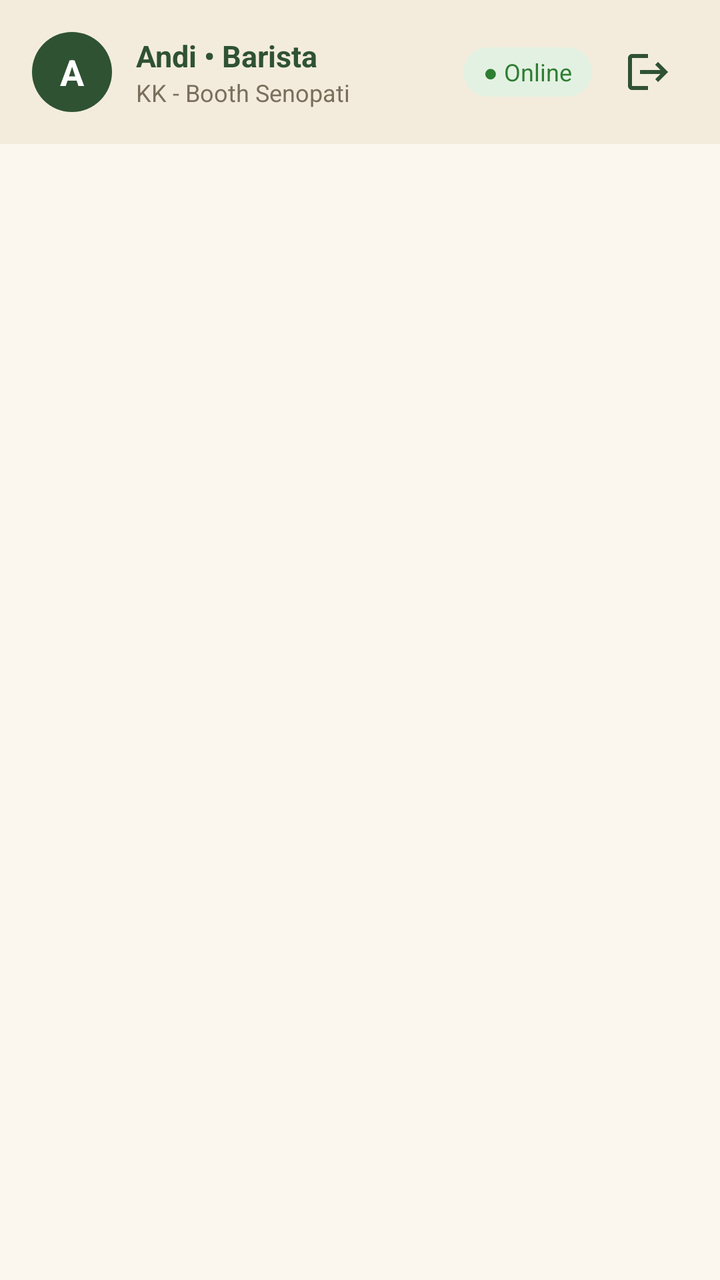
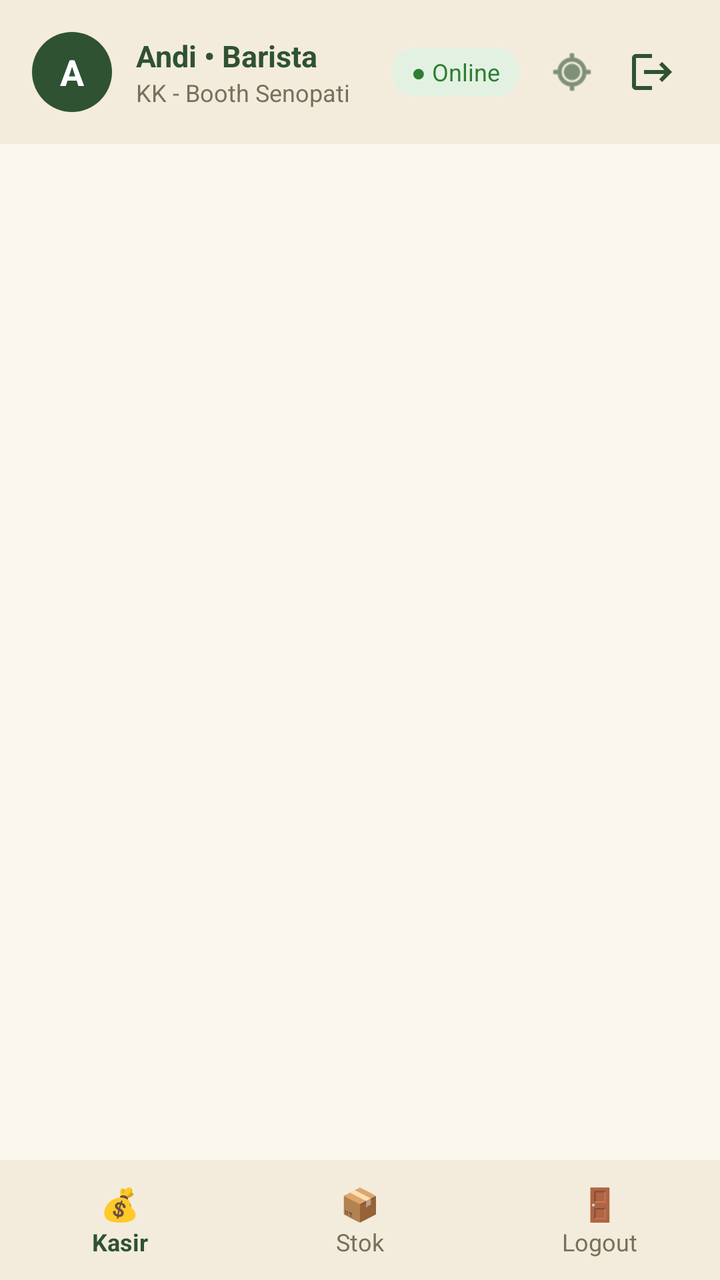

Two renders of the same Android screen: before a commit and after it. Below are the layout's source before the change and the commit's diff.
<!-- AndroidManifest.xml: activity theme Theme.Machaindo -->
<!-- res/layout/activity_main.xml -->
<?xml version="1.0" encoding="utf-8"?>
<LinearLayout xmlns:android="http://schemas.android.com/apk/res/android"
    xmlns:app="http://schemas.android.com/apk/res-auto"
    android:layout_width="match_parent"
    android:layout_height="match_parent"
    android:background="@color/cream_bg"
    android:fitsSystemWindows="true"
    android:orientation="vertical">

    
    <LinearLayout
        android:layout_width="match_parent"
        android:layout_height="wrap_content"
        android:background="@color/cream_header"
        android:gravity="center_vertical"
        android:orientation="horizontal"
        android:padding="16dp">

        <TextView
            android:id="@+id/tvAvatar"
            android:layout_width="40dp"
            android:layout_height="40dp"
            android:background="@drawable/bg_avatar"
            android:gravity="center"
            android:text="A"
            android:textColor="@android:color/white"
            android:textSize="18sp"
            android:textStyle="bold" />

        <LinearLayout
            android:layout_width="0dp"
            android:layout_height="wrap_content"
            android:layout_marginStart="12dp"
            android:layout_weight="1"
            android:orientation="vertical">

            <TextView
                android:id="@+id/tvBaristaName"
                android:layout_width="wrap_content"
                android:layout_height="wrap_content"
                android:text="Andi • Barista"
                android:textColor="@color/green_dark"
                android:textSize="15sp"
                android:textStyle="bold" />

            <TextView
                android:id="@+id/tvBooth"
                android:layout_width="wrap_content"
                android:layout_height="wrap_content"
                android:text="KK - Booth Senopati"
                android:textColor="@color/text_secondary"
                android:textSize="12sp" />
        </LinearLayout>

        <TextView
            android:id="@+id/tvOnline"
            android:layout_width="wrap_content"
            android:layout_height="wrap_content"
            android:background="@drawable/bg_online_badge"
            android:paddingHorizontal="10dp"
            android:paddingVertical="4dp"
            android:text="● Online"
            android:textColor="@color/online_text"
            android:textSize="12sp" />

        
        <ImageView
            android:id="@+id/btnLogout"
            android:layout_width="40dp"
            android:layout_height="40dp"
            android:layout_marginStart="8dp"
            android:background="?attr/selectableItemBackgroundBorderless"
            android:contentDescription="Keluar"
            android:padding="8dp"
            android:src="@drawable/ic_logout" />
    </LinearLayout>

    
    <HorizontalScrollView
        android:layout_width="match_parent"
        android:layout_height="wrap_content"
        android:clipToPadding="false"
        android:paddingHorizontal="16dp"
        android:paddingVertical="12dp"
        android:scrollbars="none">

        <com.google.android.material.chip.ChipGroup
            android:id="@+id/chipGroup"
            android:layout_width="wrap_content"
            android:layout_height="wrap_content"
            app:chipSpacingHorizontal="8dp"
            app:selectionRequired="true"
            app:singleLine="true"
            app:singleSelection="true" />
    </HorizontalScrollView>

    
    <FrameLayout
        android:layout_width="match_parent"
        android:layout_height="0dp"
        android:layout_weight="1">

        <androidx.recyclerview.widget.RecyclerView
            android:id="@+id/rvMenu"
            android:layout_width="match_parent"
            android:layout_height="match_parent"
            android:clipToPadding="false"
            android:padding="10dp" />

        <ProgressBar
            android:id="@+id/progress"
            android:layout_width="wrap_content"
            android:layout_height="wrap_content"
            android:layout_gravity="center"
            android:indeterminateTint="@color/green_dark"
            android:visibility="gone" />

        <TextView
            android:id="@+id/tvEmpty"
            android:layout_width="wrap_content"
            android:layout_height="wrap_content"
            android:layout_gravity="center"
            android:text="Belum ada menu."
            android:textColor="@color/text_secondary"
            android:visibility="gone" />

        <LinearLayout
            android:id="@+id/layoutError"
            android:layout_width="match_parent"
            android:layout_height="wrap_content"
            android:layout_gravity="center"
            android:gravity="center"
            android:orientation="vertical"
            android:padding="24dp"
            android:visibility="gone">

            <TextView
                android:id="@+id/tvError"
                android:layout_width="wrap_content"
                android:layout_height="wrap_content"
                android:gravity="center"
                android:textColor="#B3261E" />

            <com.google.android.material.button.MaterialButton
                android:id="@+id/btnRetry"
                android:layout_width="wrap_content"
                android:layout_height="wrap_content"
                android:layout_marginTop="12dp"
                android:backgroundTint="@color/green_dark"
                android:text="Coba Lagi" />
        </LinearLayout>
    </FrameLayout>
</LinearLayout>
<!-- resources referenced by this layout -->
<resources>
  <color name="cream_bg">#FBF7EE</color>
  <color name="cream_header">#F3ECDD</color>
  <color name="green_dark">#2F5233</color>
  <color name="online_text">#2E7D32</color>
  <color name="text_secondary">#7A6F5C</color>
  <!-- drawable bg_avatar (drawable) -->
  <shape xmlns:android="http://schemas.android.com/apk/res/android" android:shape="oval">
      <solid android:color="@color/green_dark"/>
  </shape>
  <!-- drawable bg_online_badge (drawable) -->
  <shape xmlns:android="http://schemas.android.com/apk/res/android" android:shape="rectangle">
      <solid android:color="@color/online_bg"/>
      <corners android:radius="20dp"/>
  </shape>
  <!-- drawable ic_logout (drawable) -->
  <?xml version="1.0" encoding="utf-8"?>
  <vector xmlns:android="http://schemas.android.com/apk/res/android"
      android:width="24dp"
      android:height="24dp"
      android:viewportWidth="24"
      android:viewportHeight="24">
      <path
          android:fillColor="@color/green_dark"
          android:pathData="M17,7l-1.41,1.41L18.17,11H8v2h10.17l-2.58,2.58L17,17l5,-5zM4,5h8V3H4c-1.1,0 -2,0.9 -2,2v14c0,1.1 0.9,2 2,2h8v-2H4V5z" />
  </vector>
  <style name="Theme.Machaindo" parent="Theme.Material3.Light.NoActionBar">
          <item name="colorPrimary">@color/green_dark</item>
          <item name="android:statusBarColor">@color/cream_header</item>
          <item name="android:windowLightStatusBar">true</item>
      </style>
  <color name="online_bg">#E3F1E2</color>
</resources>

<!-- the commit's change to res/layout/activity_main.xml (unified diff, before → after) -->
@@ -63,15 +63,25 @@
             android:textColor="@color/online_text"
             android:textSize="12sp" />
 
-        
+        <ImageView
+            android:id="@+id/btnAbsensiShortcut"
+            android:layout_width="36dp"
+            android:layout_height="36dp"
+            android:layout_marginStart="8dp"
+            android:background="?attr/selectableItemBackgroundBorderless"
+            android:contentDescription="Absensi GPS"
+            android:padding="6dp"
+            android:src="@android:drawable/ic_menu_mylocation"
+            app:tint="@color/green_dark" />
+
         <ImageView
             android:id="@+id/btnLogout"
-            android:layout_width="40dp"
-            android:layout_height="40dp"
-            android:layout_marginStart="8dp"
+            android:layout_width="36dp"
+            android:layout_height="36dp"
+            android:layout_marginStart="4dp"
             android:background="?attr/selectableItemBackgroundBorderless"
             android:contentDescription="Keluar"
-            android:padding="8dp"
+            android:padding="6dp"
             android:src="@drawable/ic_logout" />
     </LinearLayout>
 
@@ -124,30 +134,304 @@
             android:textColor="@color/text_secondary"
             android:visibility="gone" />
 
+        
         <LinearLayout
-            android:id="@+id/layoutError"
+            android:id="@+id/layoutCart"
             android:layout_width="match_parent"
             android:layout_height="wrap_content"
-            android:layout_gravity="center"
-            android:gravity="center"
+            android:layout_gravity="bottom"
+            android:background="@color/green_dark"
+            android:elevation="8dp"
             android:orientation="vertical"
-            android:padding="24dp"
+            android:padding="20dp"
             android:visibility="gone">
 
-            <TextView
-                android:id="@+id/tvError"
-                android:layout_width="wrap_content"
-                android:layout_height="wrap_content"
-                android:gravity="center"
-                android:textColor="#B3261E" />
-
-            <com.google.android.material.button.MaterialButton
-                android:id="@+id/btnRetry"
-                android:layout_width="wrap_content"
+            <LinearLayout
+                android:layout_width="match_parent"
+                android:layout_height="wrap_content"
+                android:gravity="center_vertical"
+                android:orientation="horizontal">
+
+                <TextView
+                    android:layout_width="0dp"
+                    android:layout_height="wrap_content"
+                    android:layout_weight="1"
+                    android:text="🛒 Keranjang Belanja"
+                    android:textColor="@color/white"
+                    android:textSize="16sp"
+                    android:textStyle="bold" />
+
+                <TextView
+                    android:id="@+id/tvCartCount"
+                    android:layout_width="wrap_content"
+                    android:layout_height="wrap_content"
+                    android:background="#EF4444"
+                    android:paddingHorizontal="10dp"
+                    android:paddingVertical="3dp"
+                    android:text="2 Item"
+                    android:textColor="@color/white"
+                    android:textSize="11sp"
+                    android:textStyle="bold" />
+            </LinearLayout>
+
+            <LinearLayout
+                android:layout_width="match_parent"
                 android:layout_height="wrap_content"
                 android:layout_marginTop="12dp"
-                android:backgroundTint="@color/green_dark"
-                android:text="Coba Lagi" />
+                android:gravity="center_vertical"
+                android:orientation="horizontal">
+
+                <LinearLayout
+                    android:layout_width="0dp"
+                    android:layout_height="wrap_content"
+                    android:layout_weight="1"
+                    android:orientation="vertical">
+
+                    <TextView
+                        android:id="@+id/tvCartItemName"
+                        android:layout_width="wrap_content"
+                        android:layout_height="wrap_content"
+                        android:text="Kopi Aren Premium"
+                        android:textColor="@color/white"
+                        android:textSize="15sp"
+                        android:textStyle="bold" />
+
+                    <TextView
+                        android:layout_width="wrap_content"
+                        android:layout_height="wrap_content"
+                        android:text="Variant: Large • Ice"
+                        android:textColor="#D1D5DB"
+                        android:textSize="12sp" />
+                </LinearLayout>
+
+                <LinearLayout
+                    android:layout_width="wrap_content"
+                    android:layout_height="wrap_content"
+                    android:gravity="center_vertical"
+                    android:orientation="horizontal">
+
+                    <Button
+                        android:id="@+id/btnMin"
+                        style="?attr/materialButtonOutlinedStyle"
+                        android:layout_width="32dp"
+                        android:layout_height="32dp"
+                        android:insetLeft="0dp"
+                        android:insetTop="0dp"
+                        android:insetRight="0dp"
+                        android:insetBottom="0dp"
+                        android:padding="0dp"
+                        android:text="-"
+                        android:textColor="@color/white" />
+
+                    <TextView
+                        android:id="@+id/tvQty"
+                        android:layout_width="36dp"
+                        android:layout_height="wrap_content"
+                        android:gravity="center"
+                        android:text="2"
+                        android:textColor="@color/white"
+                        android:textSize="16sp"
+                        android:textStyle="bold" />
+
+                    <Button
+                        android:id="@+id/btnPlus"
+                        style="?attr/materialButtonOutlinedStyle"
+                        android:layout_width="32dp"
+                        android:layout_height="32dp"
+                        android:insetLeft="0dp"
+                        android:insetTop="0dp"
+                        android:insetRight="0dp"
+                        android:insetBottom="0dp"
+                        android:padding="0dp"
+                        android:text="+"
+                        android:textColor="@color/white" />
+                </LinearLayout>
+
+                <TextView
+                    android:id="@+id/tvCartItemPrice"
+                    android:layout_width="wrap_content"
+                    android:layout_height="wrap_content"
+                    android:layout_marginStart="16dp"
+                    android:text="44.000"
+                    android:textColor="@color/white"
+                    android:textSize="15sp"
+                    android:textStyle="bold" />
+            </LinearLayout>
+
+            <View
+                android:layout_width="match_parent"
+                android:layout_height="1dp"
+                android:layout_marginVertical="12dp"
+                android:background="#4B5563"
+                android:backgroundTint="#4B5563" />
+
+            <LinearLayout
+                android:layout_width="match_parent"
+                android:layout_height="wrap_content"
+                android:orientation="vertical">
+
+                <LinearLayout
+                    android:layout_width="match_parent"
+                    android:layout_height="wrap_content"
+                    android:orientation="horizontal">
+
+                    <TextView
+                        android:layout_width="0dp"
+                        android:layout_height="wrap_content"
+                        android:layout_weight="1"
+                        android:text="Subtotal"
+                        android:textColor="#D1D5DB"
+                        android:textSize="13sp" />
+
+                    <TextView
+                        android:id="@+id/tvSubtotal"
+                        android:layout_width="wrap_content"
+                        android:layout_height="wrap_content"
+                        android:text="IDR 44.000"
+                        android:textColor="@color/white"
+                        android:textSize="13sp" />
+                </LinearLayout>
+
+                <LinearLayout
+                    android:layout_width="match_parent"
+                    android:layout_height="wrap_content"
+                    android:layout_marginTop="4dp"
+                    android:orientation="horizontal">
+
+                    <TextView
+                        android:layout_width="0dp"
+                        android:layout_height="wrap_content"
+                        android:layout_weight="1"
+                        android:text="Diskon (Promo Akhir Pekan)"
+                        android:textColor="#D1D5DB"
+                        android:textSize="13sp" />
+
+                    <TextView
+                        android:layout_width="wrap_content"
+                        android:layout_height="wrap_content"
+                        android:text="-IDR 4.000"
+                        android:textColor="#FCA5A5"
+                        android:textSize="13sp" />
+                </LinearLayout>
+
+                <LinearLayout
+                    android:layout_width="match_parent"
+                    android:layout_height="wrap_content"
+                    android:layout_marginTop="8dp"
+                    android:orientation="horizontal">
+
+                    <TextView
+                        android:layout_width="0dp"
+                        android:layout_height="wrap_content"
+                        android:layout_weight="1"
+                        android:text="TOTAL"
+                        android:textColor="@color/white"
+                        android:textSize="16sp"
+                        android:textStyle="bold" />
+
+                    <TextView
+                        android:id="@+id/tvTotal"
+                        android:layout_width="wrap_content"
+                        android:layout_height="wrap_content"
+                        android:text="IDR 40.000"
+                        android:textColor="@color/white"
+                        android:textSize="18sp"
+                        android:textStyle="bold" />
+                </LinearLayout>
+            </LinearLayout>
+
+            <Button
+                android:id="@+id/btnCheckout"
+                android:layout_width="match_parent"
+                android:layout_height="50dp"
+                android:layout_marginTop="16dp"
+                android:backgroundTint="#EA580C"
+                android:text="Lanjut ke Pembayaran →"
+                android:textAllCaps="false"
+                android:textColor="@color/white"
+                android:textSize="15sp"
+                android:textStyle="bold" />
         </LinearLayout>
     </FrameLayout>
+
+    
+    <LinearLayout
+        android:layout_width="match_parent"
+        android:layout_height="60dp"
+        android:background="@color/cream_header"
+        android:gravity="center"
+        android:orientation="horizontal"
+        android:weightSum="3">
+
+        <LinearLayout
+            android:id="@+id/navKasir"
+            android:layout_width="0dp"
+            android:layout_height="match_parent"
+            android:layout_weight="1"
+            android:background="?attr/selectableItemBackground"
+            android:gravity="center"
+            android:orientation="vertical">
+
+            <TextView
+                android:layout_width="wrap_content"
+                android:layout_height="wrap_content"
+                android:text="💰"
+                android:textSize="16sp" />
+
+            <TextView
+                android:layout_width="wrap_content"
+                android:layout_height="wrap_content"
+                android:text="Kasir"
+                android:textColor="@color/green_dark"
+                android:textSize="12sp"
+                android:textStyle="bold" />
+        </LinearLayout>
+
+        <LinearLayout
+            android:id="@+id/navStok"
+            android:layout_width="0dp"
+            android:layout_height="match_parent"
+            android:layout_weight="1"
+            android:background="?attr/selectableItemBackground"
+            android:gravity="center"
+            android:orientation="vertical">
+
+            <TextView
+                android:layout_width="wrap_content"
+                android:layout_height="wrap_content"
+                android:text="📦"
+                android:textSize="16sp" />
+
+            <TextView
+                android:layout_width="wrap_content"
+                android:layout_height="wrap_content"
+                android:text="Stok"
+                android:textColor="@color/text_secondary"
+                android:textSize="12sp" />
+        </LinearLayout>
+
+        <LinearLayout
+            android:id="@+id/navLogout"
+            android:layout_width="0dp"
+            android:layout_height="match_parent"
+            android:layout_weight="1"
+            android:background="?attr/selectableItemBackground"
+            android:gravity="center"
+            android:orientation="vertical">
+
+            <TextView
+                android:layout_width="wrap_content"
+                android:layout_height="wrap_content"
+                android:text="🚪"
+                android:textSize="16sp" />
+
+            <TextView
+                android:layout_width="wrap_content"
+                android:layout_height="wrap_content"
+                android:text="Logout"
+                android:textColor="@color/text_secondary"
+                android:textSize="12sp" />
+        </LinearLayout>
+    </LinearLayout>
+
 </LinearLayout>
<!-- resource entries referenced after the edit -->
@@ -5,6 +5,7 @@
   <color name="green_dark">#2F5233</color>
   <color name="online_text">#2E7D32</color>
   <color name="text_secondary">#7A6F5C</color>
+  <color name="white">#FFFFFFFF</color>
   <!-- drawable bg_avatar (drawable) -->
   <shape xmlns:android="http://schemas.android.com/apk/res/android" android:shape="oval">
       <solid android:color="@color/green_dark"/>
